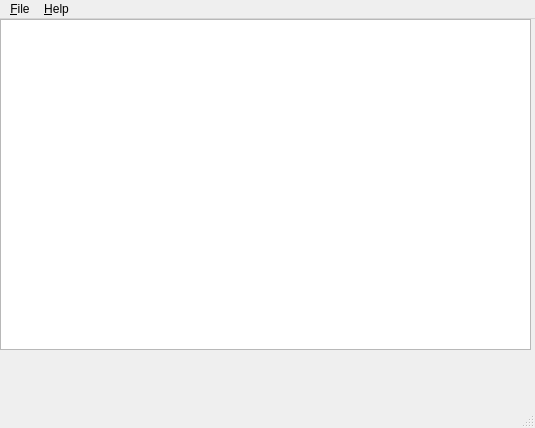
Before: the Qt Designer form main-window.ui in arimogi/gui-univariate, drawn with Qt 5.
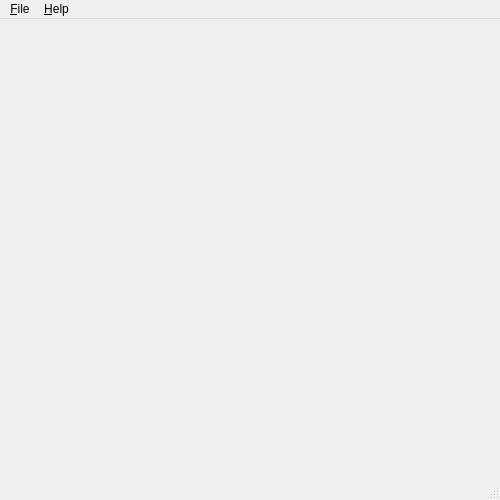
After: the same form once the commit is applied.

Commit message: Add function to Main Window UI

Patch:
```diff
--- a/main-window.ui
+++ b/main-window.ui
@@ -6,32 +6,33 @@
    <rect>
     <x>0</x>
     <y>0</y>
-    <width>535</width>
-    <height>428</height>
+    <width>500</width>
+    <height>500</height>
    </rect>
   </property>
+  <property name="minimumSize">
+   <size>
+    <width>500</width>
+    <height>500</height>
+   </size>
+  </property>
+  <property name="maximumSize">
+   <size>
+    <width>1024</width>
+    <height>768</height>
+   </size>
+  </property>
   <property name="windowTitle">
    <string>MainWindow</string>
   </property>
-  <widget class="QWidget" name="centralwidget">
-   <widget class="QTableView" name="tableView">
-    <property name="geometry">
-     <rect>
-      <x>0</x>
-      <y>0</y>
-      <width>531</width>
-      <height>331</height>
-     </rect>
-    </property>
-   </widget>
-  </widget>
+  <widget class="QWidget" name="centralwidget"/>
   <widget class="QMenuBar" name="menubar">
    <property name="geometry">
     <rect>
      <x>0</x>
      <y>0</y>
-     <width>535</width>
-     <height>22</height>
+     <width>500</width>
+     <height>21</height>
     </rect>
    </property>
    <widget class="QMenu" name="menu_File">
```
Left out of the diff: 12 changed lines with no effect on the pictures. The commit also changes 1 other file.
